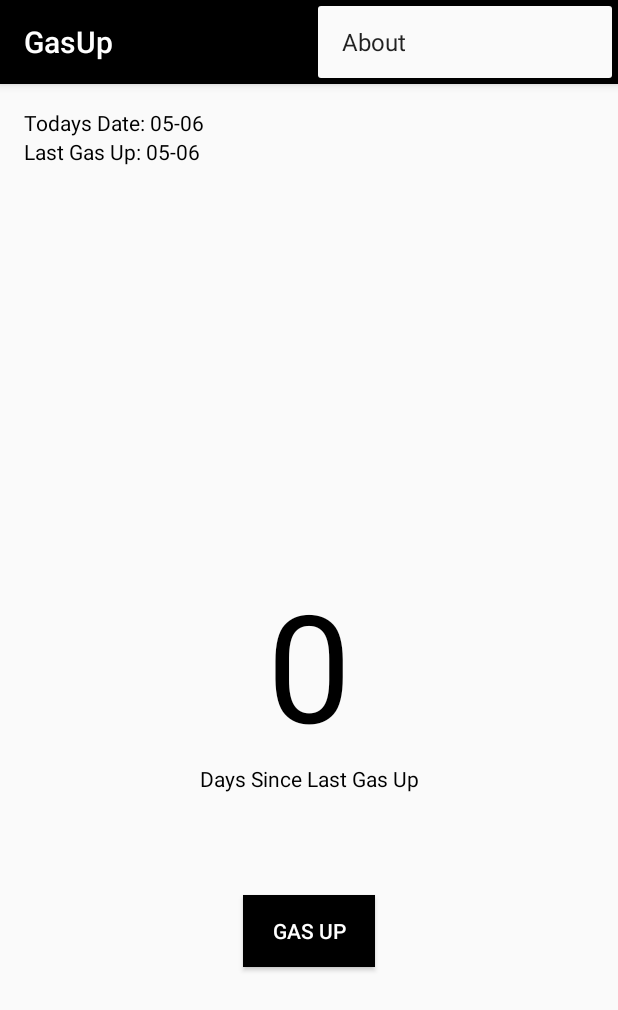
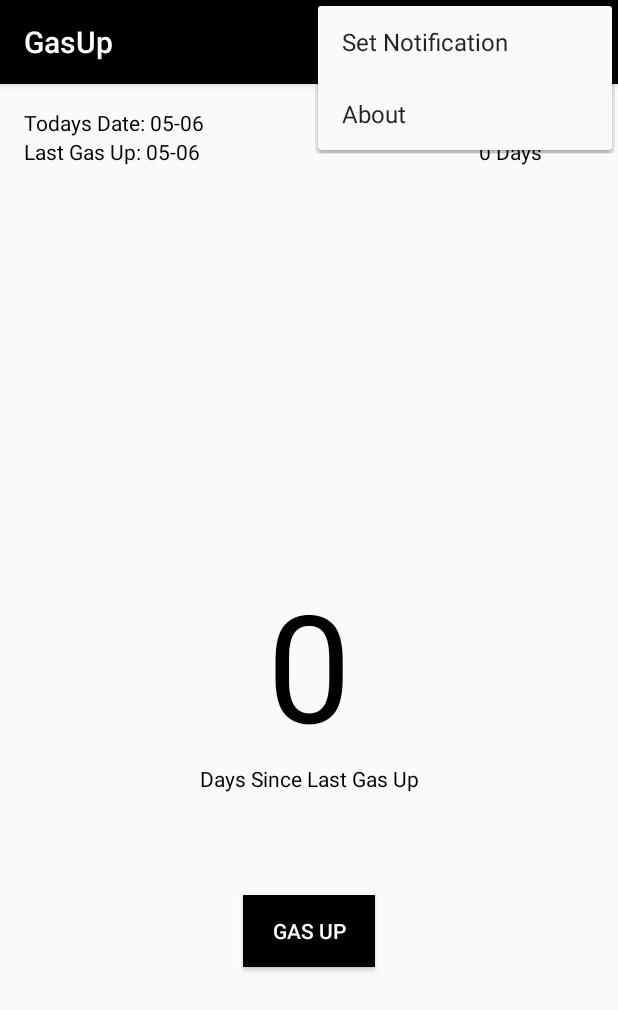
Before and after one commit to maydev99/GasUp, an Android app: the screen it shows after launch (MainActivity), with the options menu open, on a phone screen of 412 x 824 dp. Shown: the top 1010 px of the screen. Run offline under Robolectric (Android 15) with nearby library versions, the phone set to English and light mode, and no system bars.

Commit message:
Add Notification System notification setting layout notification settings to options menu alarm manager

```diff
--- a/app/build.gradle
+++ b/app/build.gradle
@@ -5,7 +5,7 @@ android {
     buildToolsVersion "25.0.0"
     defaultConfig {
         applicationId "com.droidloft.gasup"
-        minSdkVersion 16
+        minSdkVersion 19
         targetSdkVersion 25
         versionCode 1
         versionName "1.0"
--- a/app/src/main/res/layout/activity_main.xml
+++ b/app/src/main/res/layout/activity_main.xml
@@ -61,4 +61,28 @@
         android:text="5"
         android:textColor="@android:color/black"
         android:textSize="100sp" />
+
+    <TextView
+        android:id="@+id/textView"
+        android:layout_width="wrap_content"
+        android:layout_height="wrap_content"
+        android:layout_above="@+id/lastGasTextView"
+        android:textColor="@android:color/black"
+        android:layout_alignParentEnd="true"
+        android:layout_alignParentRight="true"
+        android:text="Notification Set"
+        android:layout_alignParentTop="true" />
+
+    <TextView
+        android:id="@+id/notSetTextView"
+        android:layout_width="wrap_content"
+        android:layout_height="wrap_content"
+        android:textColor="@android:color/black"
+        android:layout_alignBaseline="@+id/lastGasTextView"
+        android:layout_alignBottom="@+id/lastGasTextView"
+        android:layout_alignLeft="@+id/textView"
+        android:layout_alignStart="@+id/textView"
+        android:layout_marginLeft="19dp"
+        android:layout_marginStart="19dp"
+        android:text="0 Days" />
 </RelativeLayout>
--- a/app/src/main/res/menu/main_menu.xml
+++ b/app/src/main/res/menu/main_menu.xml
@@ -10,4 +10,12 @@
 
     </item>
 
+    <item
+        android:id="@+id/set_notification"
+        android:title="Set Notification"
+        android:orderInCategory="2"
+        app:showAsAction="never">
+
+    </item>
+
 </menu>
```
Also changed, not shown: app/src/main/AndroidManifest.xml (+11 -1 lines), app/src/main/java/com/droidloft/gasup/AlarmReceiver.java (added, +48 -0 lines), app/src/main/java/com/droidloft/gasup/MainActivity.java (+82 -1 lines), app/src/main/res/layout/notification_set_layout.xml (added, +41 -0 lines), app/src/main/res/drawable-hdpi-v11/ic_stat_name.png (added), app/src/main/res/drawable-hdpi-v9/ic_stat_name.png (added), app/src/main/res/drawable-hdpi/ic_stat_name.png (added), app/src/main/res/drawable-mdpi-v11/ic_stat_name.png (added), app/src/main/res/drawable-mdpi-v9/ic_stat_name.png (added), app/src/main/res/drawable-mdpi/ic_stat_name.png (added), app/src/main/res/drawable-xhdpi-v11/ic_stat_name.png (added), app/src/main/res/drawable-xhdpi-v9/ic_stat_name.png (added), app/src/main/res/drawable-xhdpi/ic_stat_name.png (added), app/src/main/res/drawable-xxhdpi-v11/ic_stat_name.png (added), 2 more files.
